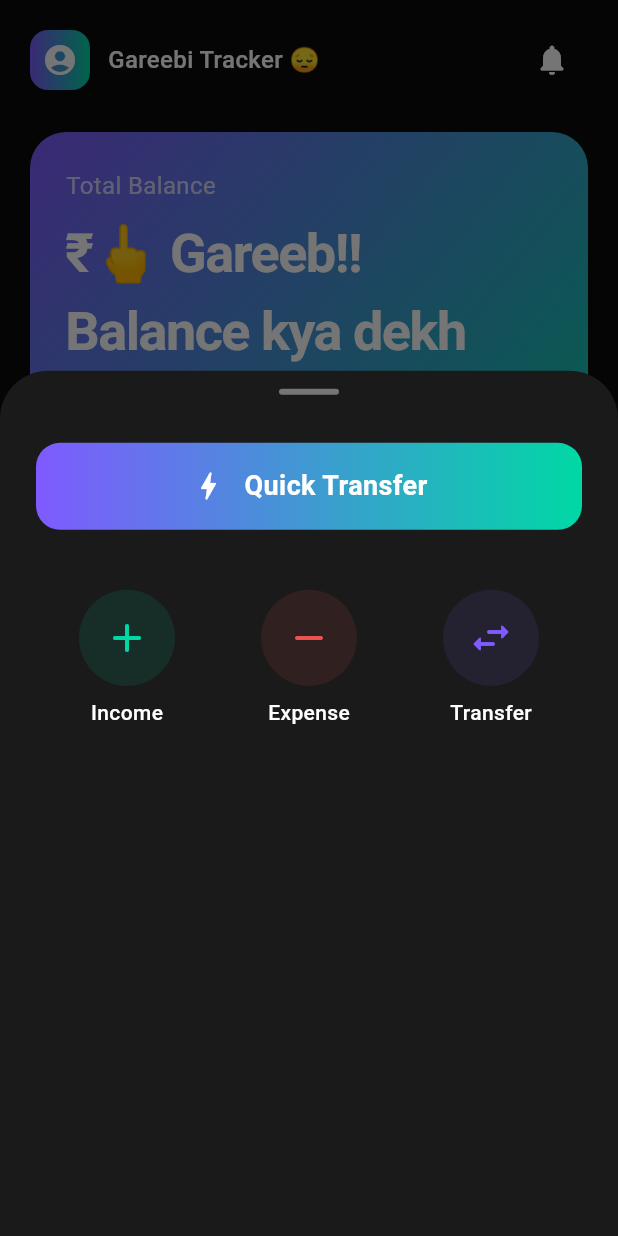
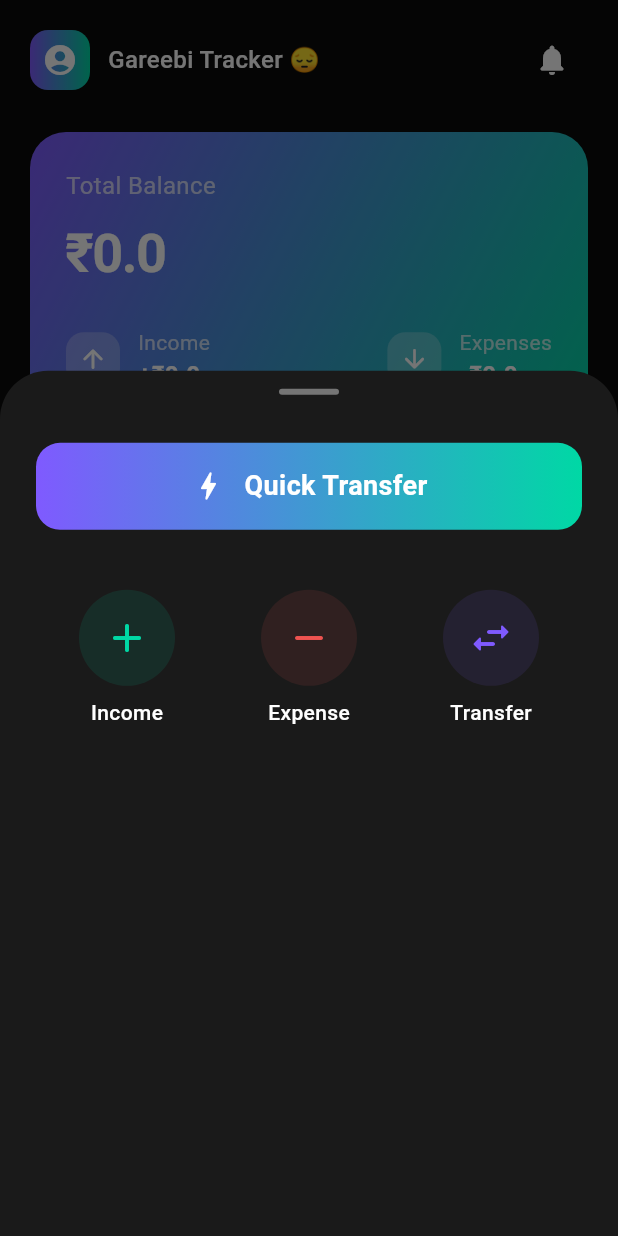
Before and after one commit to Noice75/wallet, a Flutter app: the screen it shows after launch, after a tap on the "add" icon, on a phone screen of 412 x 824 dp. Run offline on Flutter 3.47's test engine with Material 3 defaults, Android fonts, the phone set to English and light mode, and no system bars; our stand-ins replace sqflite; accounts and stored records are empty.

Commit message:
Added balance card update

```diff
--- a/lib/screens/home_page.dart
+++ b/lib/screens/home_page.dart
@@ -8,6 +8,8 @@ import '../widgets/transaction_list.dart';
 
 import '../screens/amount_input_modal.dart';
 
+import '../database/database_helper.dart';
+
 class HomePage extends StatefulWidget {
   const HomePage({super.key});
 
@@ -17,6 +19,25 @@ class HomePage extends StatefulWidget {
 
 class _HomePageState extends State<HomePage> {
   final GlobalKey<TransactionListState> _transactionListKey = GlobalKey();
+  double _totalBalance = 0.0;
+  double _totalIncome = 0.0;
+  double _totalExpenses = 0.0;
+
+  @override
+  void initState() {
+    super.initState();
+    _updateBalanceData();
+  }
+
+  Future<void> _updateBalanceData() async {
+    final income = await DatabaseHelper.instance.getTotalByType(TransactionType.INCOME);
+    final expenses = await DatabaseHelper.instance.getTotalByType(TransactionType.EXPENSE);
+    setState(() {
+      _totalIncome = income;
+      _totalExpenses = expenses;
+      _totalBalance = income - expenses;
+    });
+  }
 
   void _showAddTransactionModal(BuildContext context) {
     showModalBottomSheet(
@@ -70,6 +91,7 @@ class _HomePageState extends State<HomePage> {
                           title: 'Income',
                           onTransactionAdded: () {
                             _transactionListKey.currentState?.refresh();
+                            _updateBalanceData();
                           },
                         ),
                       );
@@ -206,7 +228,11 @@ class _HomePageState extends State<HomePage> {
                 const SizedBox(height: 16),
                 const HeaderSection(),
                 const SizedBox(height: 24),
-                const BalanceCardsSection(),
+                BalanceCardsSection(
+                  totalBalance: _totalBalance,
+                  totalIncome: _totalIncome,
+                  totalExpenses: _totalExpenses,
+                ),
                 const SizedBox(height: 32),
                 TransactionList(key: _transactionListKey),
                 const SizedBox(height: 80),
--- a/lib/widgets/balance_cards_section.dart
+++ b/lib/widgets/balance_cards_section.dart
@@ -1,7 +1,16 @@
 import 'package:flutter/material.dart';
 
 class BalanceCardsSection extends StatelessWidget {
-  const BalanceCardsSection({super.key});
+  final double totalBalance;
+  final double totalIncome;
+  final double totalExpenses;
+
+  const BalanceCardsSection({
+    super.key,
+    required this.totalBalance,
+    required this.totalIncome,
+    required this.totalExpenses,
+  });
 
   @override
   Widget build(BuildContext context) {
@@ -26,9 +35,9 @@ class BalanceCardsSection extends StatelessWidget {
             ),
           ),
           const SizedBox(height: 8),
-          const Text(
-            '\₹🖕 Gareeb!! Balance kya dekh raha hai kn hai 🤣',
-            style: TextStyle(
+          Text(
+            '\₹$totalBalance',
+            style: const TextStyle(
               color: Colors.white,
               fontSize: 36,
               fontWeight: FontWeight.bold,
@@ -41,12 +50,12 @@ class BalanceCardsSection extends StatelessWidget {
             children: [
               _buildBalanceItem(
                 label: 'Income',
-                amount: '+\₹2,450.00',
+                amount: '+\₹$totalIncome',
                 icon: Icons.arrow_upward_rounded,
               ),
               _buildBalanceItem(
                 label: 'Expenses',
-                amount: '-\₹1,350.00',
+                amount: '-\₹$totalExpenses',
                 icon: Icons.arrow_downward_rounded,
               ),
             ],
```
